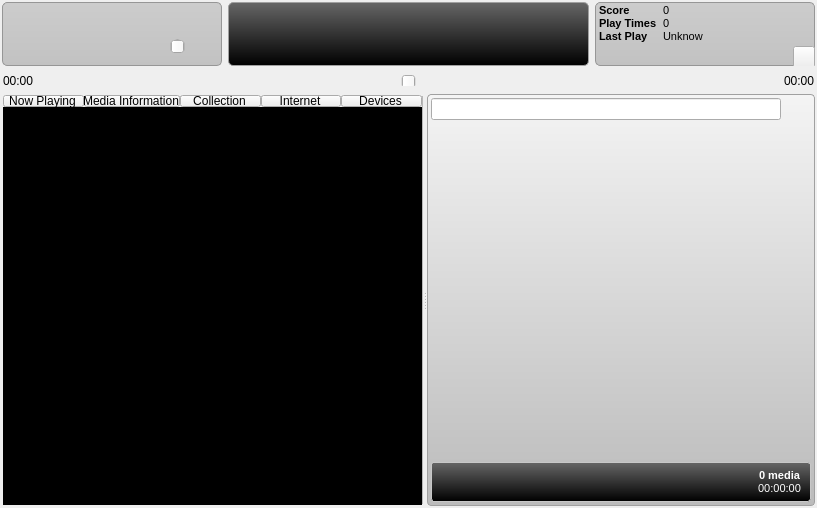
sandsmark/playbak, file src/ui/mainwindow.ui: the form before one commit.
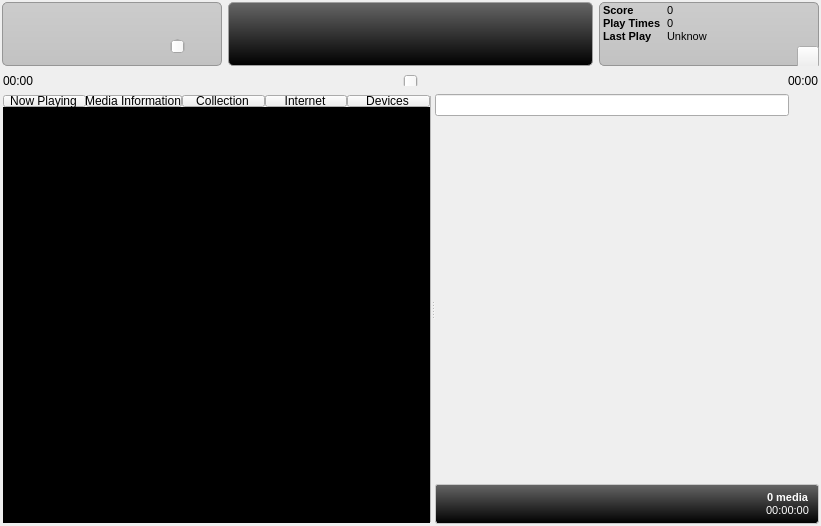
The form after the commit. Custom widgets are drawn as their Qt base class.

Commit message: The PlaylistWidget was rewrited and renamed to MediaPlaylist

Patch:
```diff
--- a/src/ui/mainwindow.ui
+++ b/src/ui/mainwindow.ui
@@ -6,8 +6,8 @@
    <rect>
     <x>0</x>
     <y>0</y>
-    <width>817</width>
-    <height>508</height>
+    <width>821</width>
+    <height>526</height>
    </rect>
   </property>
   <property name="windowTitle">
@@ -677,36 +677,79 @@
          <number>0</number>
         </property>
         <item>
-         <widget class="QWidget" name="playlistWidget" native="true">
+         <widget class="QWidget" name="playlistFilter" native="true">
+          <property name="sizePolicy">
+           <sizepolicy hsizetype="Expanding" vsizetype="Maximum">
+            <horstretch>0</horstretch>
+            <verstretch>0</verstretch>
+           </sizepolicy>
+          </property>
           <property name="minimumSize">
            <size>
-            <width>250</width>
+            <width>220</width>
             <height>0</height>
            </size>
           </property>
-          <property name="styleSheet">
-           <string notr="true">#playlistWidget {
-background-color: qlineargradient(x1: 0, y1: 0, x2: 0, y2: 1, stop: 0 #f4f4f4, stop: 1.0 #bbbbbb);
-border: 1px solid rgb(160, 160, 160);
-border-radius: 4px;
-}
-</string>
-          </property>
-          <layout class="QGridLayout" name="gridLayout_12">
-           <property name="margin">
-            <number>4</number>
+          <layout class="QHBoxLayout" name="horizontalLayout_10">
+           <property name="spacing">
+            <number>0</number>
+           </property>
+           <property name="leftMargin">
+            <number>0</number>
            </property>
-           <item row="1" column="1">
-            <widget class="QListWidget" name="playlistList">
-             <property name="styleSheet">
-              <string notr="true">background-color: rgba(255, 255, 255, 0);</string>
-             </property>
-             <property name="frameShape">
-              <enum>QFrame::NoFrame</enum>
-             </property>
+           <property name="topMargin">
+            <number>0</number>
+           </property>
+           <property name="rightMargin">
+            <number>8</number>
+           </property>
+           <property name="bottomMargin">
+            <number>0</number>
+           </property>
+           <item>
+            <widget class="QLineEdit" name="playlistFilterWidget"/>
+           </item>
+           <item>
+            <widget class="QPushButton" name="playlistFilterConfigButton">
+             <property name="sizePolicy">
+              <sizepolicy hsizetype="Minimum" vsizetype="Minimum">
+               <horstretch>0</horstretch>
+               <verstretch>0</verstretch>
+              </sizepolicy>
+             </property>
+             <property name="minimumSize">
+              <size>
+               <width>22</width>
+               <height>22</height>
+              </size>
+             </property>
+             <property name="maximumSize">
+              <size>
+               <width>22</width>
+               <height>22</height>
+              </size>
+             </property>
+             <property name="text">
+              <string/>
+             </property>
+             <property name="iconSize">
+              <size>
+               <width>16</width>
+               <height>16</height>
+              </size>
+             </property>
+             <property name="flat">
+              <bool>true</bool>
+             </property>
             </widget>
            </item>
-           <item row="2" column="1">
+          </layout>
+         </widget>
+        </item>
+        <item>
+         <widget class="MediaPlaylist" name="playlist" native="true"/>
+        </item>
+        <item>
             <widget class="QWidget" name="playlistToolbar" native="true">
              <property name="sizePolicy">
               <sizepolicy hsizetype="Expanding" vsizetype="Fixed">
@@ -989,79 +1032,6 @@
              </layout>
             </widget>
            </item>
-           <item row="0" column="1">
-            <widget class="QWidget" name="widget" native="true">
-             <property name="sizePolicy">
-              <sizepolicy hsizetype="Expanding" vsizetype="Preferred">
-               <horstretch>0</horstretch>
-               <verstretch>0</verstretch>
-              </sizepolicy>
-             </property>
-             <property name="minimumSize">
-              <size>
-               <width>220</width>
-               <height>0</height>
-              </size>
-             </property>
-             <layout class="QHBoxLayout" name="horizontalLayout_4">
-              <property name="spacing">
-               <number>0</number>
-              </property>
-              <property name="leftMargin">
-               <number>0</number>
-              </property>
-              <property name="topMargin">
-               <number>0</number>
-              </property>
-              <property name="rightMargin">
-               <number>8</number>
-              </property>
-              <property name="bottomMargin">
-               <number>0</number>
-              </property>
-              <item>
-               <widget class="QLineEdit" name="playlistFilterWidget"/>
-              </item>
-              <item>
-               <widget class="QPushButton" name="playlistFilterConfigButton">
-                <property name="sizePolicy">
-                 <sizepolicy hsizetype="Minimum" vsizetype="Minimum">
-                  <horstretch>0</horstretch>
-                  <verstretch>0</verstretch>
-                 </sizepolicy>
-                </property>
-                <property name="minimumSize">
-                 <size>
-                  <width>22</width>
-                  <height>22</height>
-                 </size>
-                </property>
-                <property name="maximumSize">
-                 <size>
-                  <width>22</width>
-                  <height>22</height>
-                 </size>
-                </property>
-                <property name="text">
-                 <string/>
-                </property>
-                <property name="iconSize">
-                 <size>
-                  <width>16</width>
-                  <height>16</height>
-                 </size>
-                </property>
-                <property name="flat">
-                 <bool>true</bool>
-                </property>
-               </widget>
-              </item>
-             </layout>
-            </widget>
-           </item>
-          </layout>
-         </widget>
-        </item>
        </layout>
       </widget>
      </widget>
@@ -1096,6 +1066,12 @@
    <extends>QWidget</extends>
    <header>PlaybaKFrameWidget.h</header>
   </customwidget>
+  <customwidget>
+   <class>MediaPlaylist</class>
+   <extends>QWidget</extends>
+   <header>ui/widgets/MediaPlaylist.h</header>
+   <container>1</container>
+  </customwidget>
  </customwidgets>
  <resources/>
  <connections/>
```
Left out of the diff: 10 changed lines with no effect on the pictures. Lines whose indentation alone changed are shown as unchanged. The commit also changes 42 other files.
